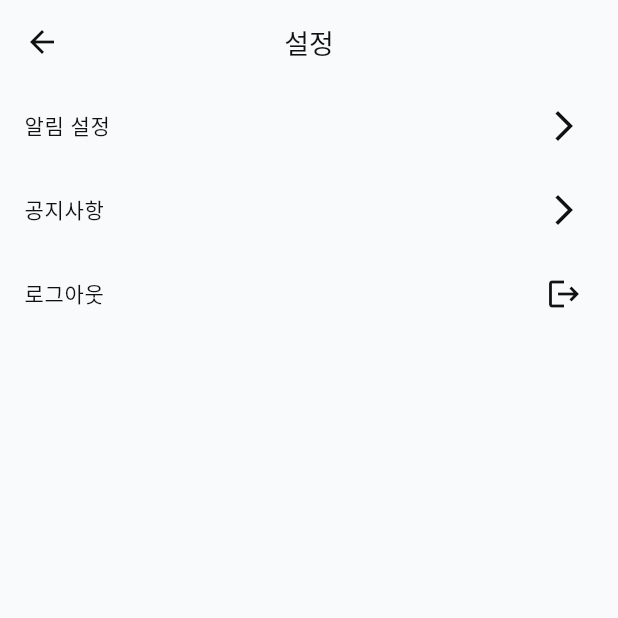
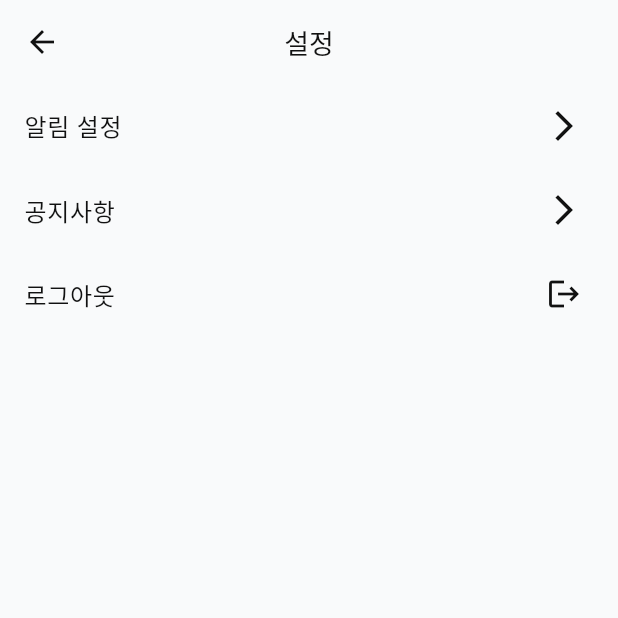
Before and after one commit to WholeSeeds/Mindle-Front, a Flutter app: the SettingsPage screen opened directly, on a phone screen of 412 x 824 dp, the top half of it. Run offline on Flutter 3.47's test engine with Material 3 defaults, Android fonts, the phone set to English and light mode, and no system bars; our stand-ins replace dio, firebase_auth, firebase_core, fl_chart, flutter_dotenv, flutter_svg and 5 more; missing offline and left inert: flutter_naver_map, kakao_flutter_sdk_user, livekit_client; accounts and stored records are empty; network calls fail; Roboto replaces fonts that are missing (Pretendard).

Commit message:
fix: ui수정

```diff
--- a/lib/pages/list_page.dart
+++ b/lib/pages/list_page.dart
@@ -71,7 +71,7 @@ class ListPage extends StatelessWidget {
   @override
   Widget build(BuildContext context) {
     return Scaffold(
-      appBar: MindleTopAppBar(title: "민원목록"),
+      appBar: MindleTopAppBar(title: "민원목록", showBackButton: false),
       body: Padding(
         padding: EdgeInsets.symmetric(horizontal: 20),
         child: Column(
--- a/lib/pages/mypage/settings_page.dart
+++ b/lib/pages/mypage/settings_page.dart
@@ -2,6 +2,7 @@ import 'package:get/get.dart';
 import 'package:flutter/material.dart';
 
 import 'package:mindle/controllers/auth_controller.dart';
+import 'package:mindle/designs.dart';
 import 'package:mindle/widgets/mindle_top_appbar.dart';
 
 class SettingsPage extends StatelessWidget {
@@ -18,15 +19,15 @@ class SettingsPage extends StatelessWidget {
         physics: NeverScrollableScrollPhysics(),
         children: [
           ListTile(
-            title: Text("알림 설정"),
+            title: Text("알림 설정", style: MindleTextStyles.subtitle3()),
             trailing: Icon(Icons.arrow_forward_ios),
           ),
           ListTile(
-            title: Text("공지사항"),
+            title: Text("공지사항", style: MindleTextStyles.subtitle3()),
             trailing: Icon(Icons.arrow_forward_ios),
           ),
           ListTile(
-            title: Text("로그아웃"),
+            title: Text("로그아웃", style: MindleTextStyles.subtitle3()),
             onTap: () {
               controller.signOut();
             },
```
